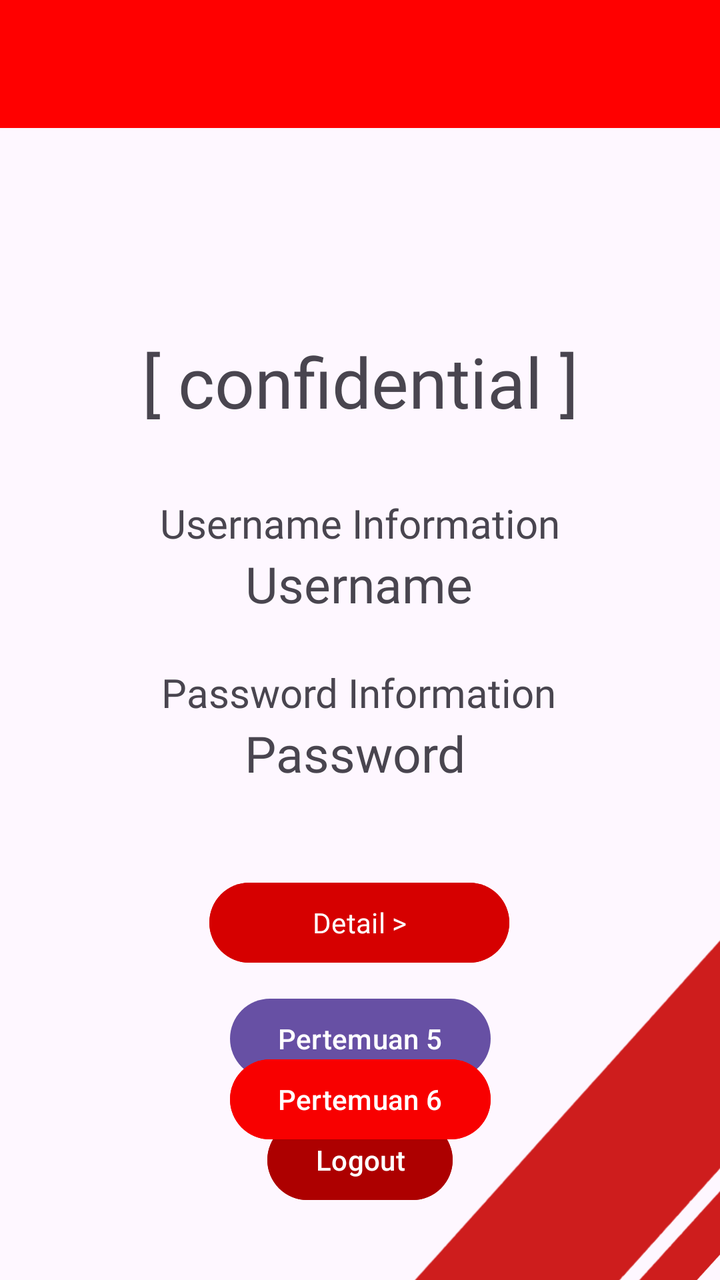
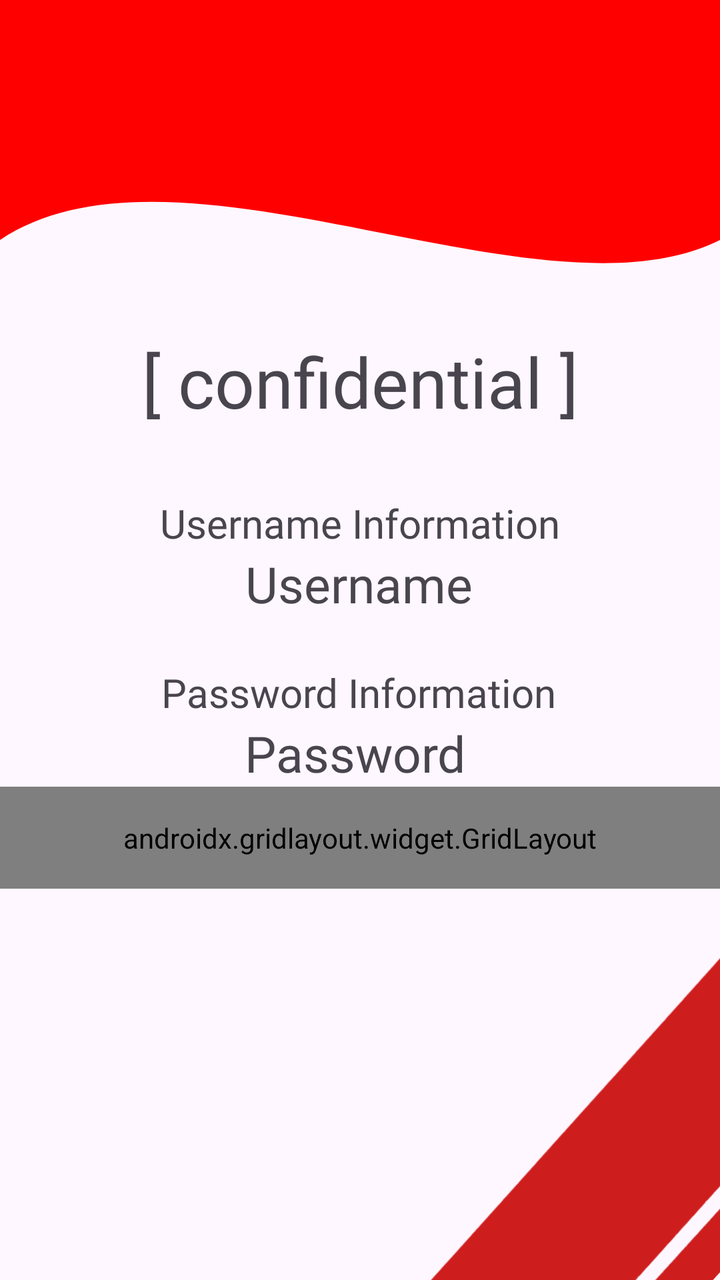

An Android layout rendered at two revisions. The XML below is the earlier revision; the diff shows what the commit changed to produce the second picture.
<!-- AndroidManifest.xml: application theme Theme.Sherine_TIA -->
<!-- res/layout/fragment_home.xml -->
<?xml version="1.0" encoding="utf-8"?>
<androidx.constraintlayout.widget.ConstraintLayout xmlns:android="http://schemas.android.com/apk/res/android"
    xmlns:app="http://schemas.android.com/apk/res-auto"
    xmlns:tools="http://schemas.android.com/tools"
    android:id="@+id/main"
    android:layout_width="match_parent"
    android:layout_height="match_parent"
    tools:context=".MainActivity">

    <androidx.appcompat.widget.Toolbar
        android:id="@+id/toolbar"
        android:layout_width="match_parent"
        android:layout_height="?attr/actionBarSize"
        android:background="#FF0000"
        app:layout_constraintBottom_toBottomOf="parent"
        app:layout_constraintEnd_toEndOf="parent"
        app:layout_constraintHorizontal_bias="0.0"
        app:layout_constraintStart_toStartOf="parent"
        app:layout_constraintTop_toTopOf="parent"
        app:layout_constraintVertical_bias="0.0"
        app:subtitleTextColor="@android:color/white"
        app:titleTextColor="@android:color/white" />












    <ImageView
        android:id="@+id/imageView13"
        android:layout_width="440dp"
        android:layout_height="287dp"
        android:layout_marginStart="68dp"
        android:rotation="-180"
        app:layout_constraintBottom_toBottomOf="parent"
        app:layout_constraintStart_toStartOf="parent"
        app:layout_constraintTop_toTopOf="parent"
        app:layout_constraintVertical_bias="1.0"
        app:srcCompat="@drawable/red" />

    <TextView
        android:id="@+id/password"
        android:layout_width="wrap_content"
        android:layout_height="wrap_content"
        android:layout_marginStart="80dp"
        android:layout_marginEnd="84dp"
        android:fontFamily="@font/cinzel_regular"
        android:text="Password"
        android:textSize="25dp"
        app:layout_constraintEnd_toEndOf="parent"
        app:layout_constraintHorizontal_bias="0.494"
        app:layout_constraintStart_toStartOf="parent"
        app:layout_constraintTop_toBottomOf="@+id/txtPassword" />

    <TextView
        android:id="@+id/textView5"
        android:layout_width="wrap_content"
        android:layout_height="wrap_content"
        android:fontFamily="@font/cinzel_bold"
        android:text="[ confidential ]"
        android:textSize="35dp"
        app:layout_constraintBottom_toBottomOf="parent"
        app:layout_constraintEnd_toEndOf="parent"
        app:layout_constraintStart_toStartOf="parent"
        app:layout_constraintTop_toTopOf="parent"
        app:layout_constraintVertical_bias="0.282" />

    <TextView
        android:id="@+id/username"
        android:layout_width="wrap_content"
        android:layout_height="wrap_content"
        android:fontFamily="@font/cinzel_regular"
        android:text="Username"
        android:textSize="25dp"
        app:layout_constraintEnd_toEndOf="parent"
        app:layout_constraintHorizontal_bias="0.498"
        app:layout_constraintStart_toStartOf="parent"
        app:layout_constraintTop_toBottomOf="@+id/txtUsername" />

    <TextView
        android:id="@+id/txtUsername"
        android:layout_width="wrap_content"
        android:layout_height="wrap_content"
        android:layout_marginTop="34dp"
        android:fontFamily="@font/cinzel_bold"
        android:text="Username Information"
        android:textSize="20sp"
        app:layout_constraintEnd_toEndOf="parent"
        app:layout_constraintStart_toStartOf="parent"
        app:layout_constraintTop_toBottomOf="@+id/textView5" />

    <TextView
        android:id="@+id/txtPassword"
        android:layout_width="wrap_content"
        android:layout_height="wrap_content"
        android:layout_marginTop="24dp"
        android:fontFamily="@font/cinzel_bold"
        android:text="Password Information"
        android:textSize="20sp"
        app:layout_constraintEnd_toEndOf="parent"
        app:layout_constraintHorizontal_bias="0.496"
        app:layout_constraintStart_toStartOf="parent"
        app:layout_constraintTop_toBottomOf="@+id/username" />

    <Button
        android:id="@+id/btnDetail"
        android:layout_width="150dp"
        android:layout_height="wrap_content"
        android:layout_marginTop="44dp"
        android:backgroundTint="@color/button"
        android:fontFamily="@font/godofwar"
        android:text="Detail >"
        app:layout_constraintEnd_toEndOf="parent"
        app:layout_constraintHorizontal_bias="0.498"
        app:layout_constraintStart_toStartOf="parent"
        app:layout_constraintTop_toBottomOf="@+id/password" />

    <Button
        android:id="@+id/btntolima"
        android:layout_width="wrap_content"
        android:layout_height="wrap_content"
        android:text="Pertemuan 5"
        app:layout_constraintBottom_toBottomOf="parent"
        app:layout_constraintEnd_toEndOf="parent"
        app:layout_constraintStart_toStartOf="parent"
        app:layout_constraintTop_toBottomOf="@+id/btnDetail"
        app:layout_constraintVertical_bias="0.094" />

    <Button
        android:id="@+id/btnLogout"
        android:layout_width="wrap_content"
        android:layout_height="wrap_content"
        android:layout_marginBottom="36dp"
        android:backgroundTint="#AD0000"
        android:text="Logout"
        app:layout_constraintBottom_toBottomOf="parent"
        app:layout_constraintEnd_toEndOf="parent"
        app:layout_constraintStart_toStartOf="parent" />

    <Button
        android:id="@+id/btntoenam"
        android:layout_width="wrap_content"
        android:layout_height="wrap_content"
        android:backgroundTint="#F80000"
        android:text="Pertemuan 6"
        app:layout_constraintBottom_toTopOf="@+id/btnLogout"
        app:layout_constraintEnd_toEndOf="parent"
        app:layout_constraintStart_toStartOf="parent"
        app:layout_constraintTop_toBottomOf="@+id/btntolima" />

</androidx.constraintlayout.widget.ConstraintLayout>
<!-- resources referenced by this layout -->
<resources>
  <color name="button">#D60000</color>
  <!-- drawable red: jpeg bitmap (drawable, 53799 bytes) -->
  <style name="Theme.Sherine_TIA" parent="Base.Theme.Sherine_TIA" />
  <style name="Base.Theme.Sherine_TIA" parent="Theme.Material3.DayNight.NoActionBar">
          
          
      </style>
</resources>

<!-- the commit's change to res/layout/fragment_home.xml (unified diff, before → after) -->
@@ -6,6 +6,15 @@
     android:layout_width="match_parent"
     android:layout_height="match_parent"
     tools:context=".MainActivity">
+
+    <View
+        android:id="@+id/background_header"
+        android:layout_width="0dp"
+        android:layout_height="300dp"
+        android:background="@drawable/bg_header_wave"
+        app:layout_constraintEnd_toEndOf="parent"
+        app:layout_constraintStart_toStartOf="parent"
+        app:layout_constraintTop_toTopOf="parent" />
 
     <androidx.appcompat.widget.Toolbar
         android:id="@+id/toolbar"
@@ -21,22 +30,22 @@
         app:subtitleTextColor="@android:color/white"
         app:titleTextColor="@android:color/white" />
 
-
-
-
-
-
-
-
-
-
-
+    
+    
+    
+    
+    
+    
+    
+    
+    
+    
 
     <ImageView
         android:id="@+id/imageView13"
         android:layout_width="440dp"
         android:layout_height="287dp"
-        android:layout_marginStart="68dp"
+        android:layout_marginStart="76dp"
         android:rotation="-180"
         app:layout_constraintBottom_toBottomOf="parent"
         app:layout_constraintStart_toStartOf="parent"
@@ -108,50 +117,79 @@
         app:layout_constraintStart_toStartOf="parent"
         app:layout_constraintTop_toBottomOf="@+id/username" />
 
-    <Button
-        android:id="@+id/btnDetail"
-        android:layout_width="150dp"
+    <androidx.gridlayout.widget.GridLayout
+        android:id="@+id/gridMenu"
+        android:layout_width="0dp"
         android:layout_height="wrap_content"
-        android:layout_marginTop="44dp"
-        android:backgroundTint="@color/button"
-        android:fontFamily="@font/godofwar"
-        android:text="Detail >"
+        android:padding="16dp"
+        app:columnCount="3"
         app:layout_constraintEnd_toEndOf="parent"
-        app:layout_constraintHorizontal_bias="0.498"
+        app:layout_constraintHorizontal_bias="1.0"
         app:layout_constraintStart_toStartOf="parent"
-        app:layout_constraintTop_toBottomOf="@+id/password" />
+        app:layout_constraintTop_toBottomOf="@+id/password"
+        app:useDefaultMargins="true">
 
-    <Button
-        android:id="@+id/btntolima"
-        android:layout_width="wrap_content"
-        android:layout_height="wrap_content"
-        android:text="Pertemuan 5"
-        app:layout_constraintBottom_toBottomOf="parent"
-        app:layout_constraintEnd_toEndOf="parent"
-        app:layout_constraintStart_toStartOf="parent"
-        app:layout_constraintTop_toBottomOf="@+id/btnDetail"
-        app:layout_constraintVertical_bias="0.094" />
+        <Button
+            android:id="@+id/btnDetail"
+            android:layout_width="150dp"
+            android:layout_height="wrap_content"
+            android:layout_marginTop="44dp"
+            android:backgroundTint="@color/button"
+            android:fontFamily="@font/godofwar"
+            android:text="Detail >"
+            app:layout_constraintEnd_toEndOf="parent"
+            app:layout_constraintHorizontal_bias="0.206"
+            app:layout_constraintStart_toStartOf="parent"
+            app:layout_constraintTop_toBottomOf="@+id/password" />
 
-    <Button
-        android:id="@+id/btnLogout"
-        android:layout_width="wrap_content"
-        android:layout_height="wrap_content"
-        android:layout_marginBottom="36dp"
-        android:backgroundTint="#AD0000"
-        android:text="Logout"
-        app:layout_constraintBottom_toBottomOf="parent"
-        app:layout_constraintEnd_toEndOf="parent"
-        app:layout_constraintStart_toStartOf="parent" />
+        <Button
+            android:id="@+id/btntolima"
+            android:layout_width="wrap_content"
+            android:layout_height="wrap_content"
+            android:text="Pertemuan 5"
+            app:layout_constraintBottom_toBottomOf="parent"
+            app:layout_constraintEnd_toEndOf="parent"
+            app:layout_constraintHorizontal_bias="0.56"
+            app:layout_constraintStart_toStartOf="parent"
+            app:layout_constraintTop_toBottomOf="@+id/btnDetail"
+            app:layout_constraintVertical_bias="0.155" />
 
-    <Button
-        android:id="@+id/btntoenam"
-        android:layout_width="wrap_content"
-        android:layout_height="wrap_content"
-        android:backgroundTint="#F80000"
-        android:text="Pertemuan 6"
-        app:layout_constraintBottom_toTopOf="@+id/btnLogout"
-        app:layout_constraintEnd_toEndOf="parent"
-        app:layout_constraintStart_toStartOf="parent"
-        app:layout_constraintTop_toBottomOf="@+id/btntolima" />
+        <Button
+            android:id="@+id/btnLogout"
+            android:layout_width="wrap_content"
+            android:layout_height="wrap_content"
+            android:layout_marginBottom="28dp"
+            android:backgroundTint="#AD0000"
+            android:text="Logout"
+            app:layout_constraintBottom_toBottomOf="parent"
+            app:layout_constraintEnd_toEndOf="parent"
+            app:layout_constraintHorizontal_bias="0.547"
+            app:layout_constraintStart_toStartOf="parent" />
 
+
+        <Button
+            android:id="@+id/btntoenam"
+            android:layout_width="wrap_content"
+            android:layout_height="wrap_content"
+            android:backgroundTint="#F80000"
+            android:text="Pertemuan 6"
+            app:layout_constraintBottom_toTopOf="@+id/btnLogout"
+            app:layout_constraintEnd_toEndOf="parent"
+            app:layout_constraintHorizontal_bias="0.56"
+            app:layout_constraintStart_toStartOf="parent"
+            app:layout_constraintTop_toBottomOf="@+id/btntolima"
+            app:layout_constraintVertical_bias="0.392" />
+
+        <Button
+            android:id="@+id/btntosembilan"
+            android:layout_width="wrap_content"
+            android:layout_height="wrap_content"
+            android:text="Pertemuan 9"
+            app:layout_constraintBottom_toBottomOf="parent"
+            app:layout_constraintEnd_toEndOf="parent"
+            app:layout_constraintHorizontal_bias="0.407"
+            app:layout_constraintStart_toEndOf="@+id/btnDetail"
+            app:layout_constraintTop_toBottomOf="@+id/password"
+            app:layout_constraintVertical_bias="0.164" />
+    </androidx.gridlayout.widget.GridLayout>
 </androidx.constraintlayout.widget.ConstraintLayout>
<!-- resource entries referenced after the edit -->
@@ -1,6 +1,20 @@
 <!-- resources referenced by this layout -->
 <resources>
   <color name="button">#D60000</color>
+  <!-- drawable bg_header_wave (drawable) -->
+  <?xml version="1.0" encoding="utf-8"?>
+  <vector xmlns:android="http://schemas.android.com/apk/res/android"
+      android:width="100dp"
+      android:height="100dp"
+      android:viewportWidth="100"
+      android:viewportHeight="100">
+      <path
+          android:fillColor="#FF0000"
+          android:pathData="M0,0 L100,0 L100,40 C75,55 25,20 0,40 Z" />
+  
+  
+  
+  </vector>
   <!-- drawable red: jpeg bitmap (drawable, 53799 bytes) -->
   <style name="Theme.Sherine_TIA" parent="Base.Theme.Sherine_TIA" />
   <style name="Base.Theme.Sherine_TIA" parent="Theme.Material3.DayNight.NoActionBar">
